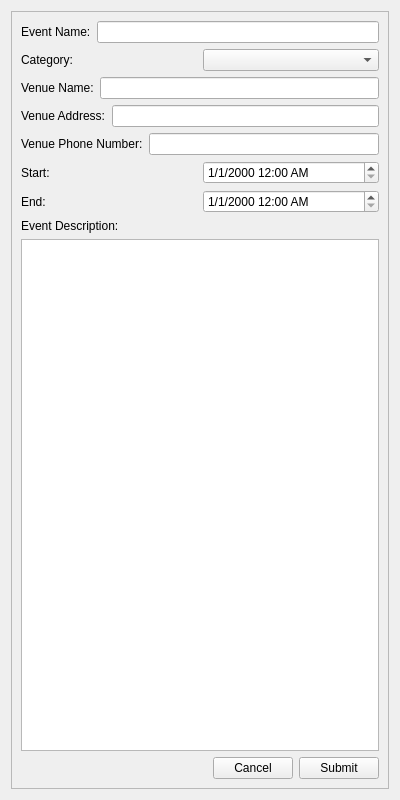
Before: the Qt Designer form src/mobile-app/createeventpage.ui in Aesylwinn/software-engineering, drawn with Qt 5.
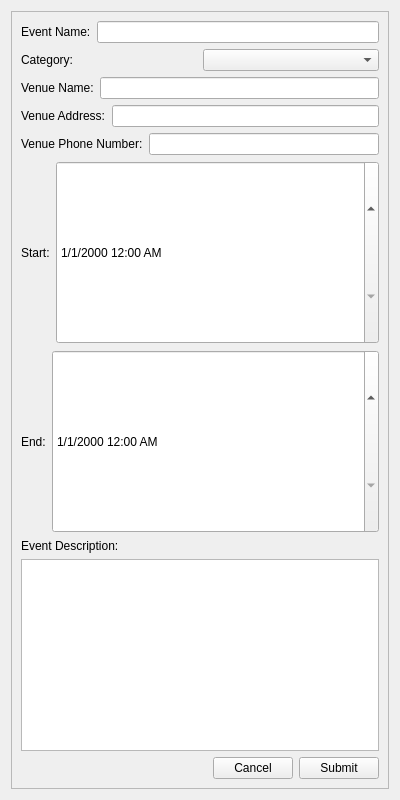
After: the same form once the commit is applied.

```diff
--- a/src/mobile-app/createeventpage.ui
+++ b/src/mobile-app/createeventpage.ui
@@ -110,6 +110,18 @@
          </item>
          <item>
           <widget class="QDateTimeEdit" name="startTime">
+           <property name="sizePolicy">
+            <sizepolicy hsizetype="MinimumExpanding" vsizetype="MinimumExpanding">
+             <horstretch>0</horstretch>
+             <verstretch>0</verstretch>
+            </sizepolicy>
+           </property>
+           <property name="minimumSize">
+            <size>
+             <width>175</width>
+             <height>50</height>
+            </size>
+           </property>
            <property name="displayFormat">
             <string>M/d/yyyy h:mm AP</string>
            </property>
@@ -131,6 +143,18 @@
          </item>
          <item>
           <widget class="QDateTimeEdit" name="endTime">
+           <property name="sizePolicy">
+            <sizepolicy hsizetype="MinimumExpanding" vsizetype="MinimumExpanding">
+             <horstretch>0</horstretch>
+             <verstretch>0</verstretch>
+            </sizepolicy>
+           </property>
+           <property name="minimumSize">
+            <size>
+             <width>175</width>
+             <height>50</height>
+            </size>
+           </property>
            <property name="displayFormat">
             <string>M/d/yyyy h:mm AP</string>
            </property>
```
